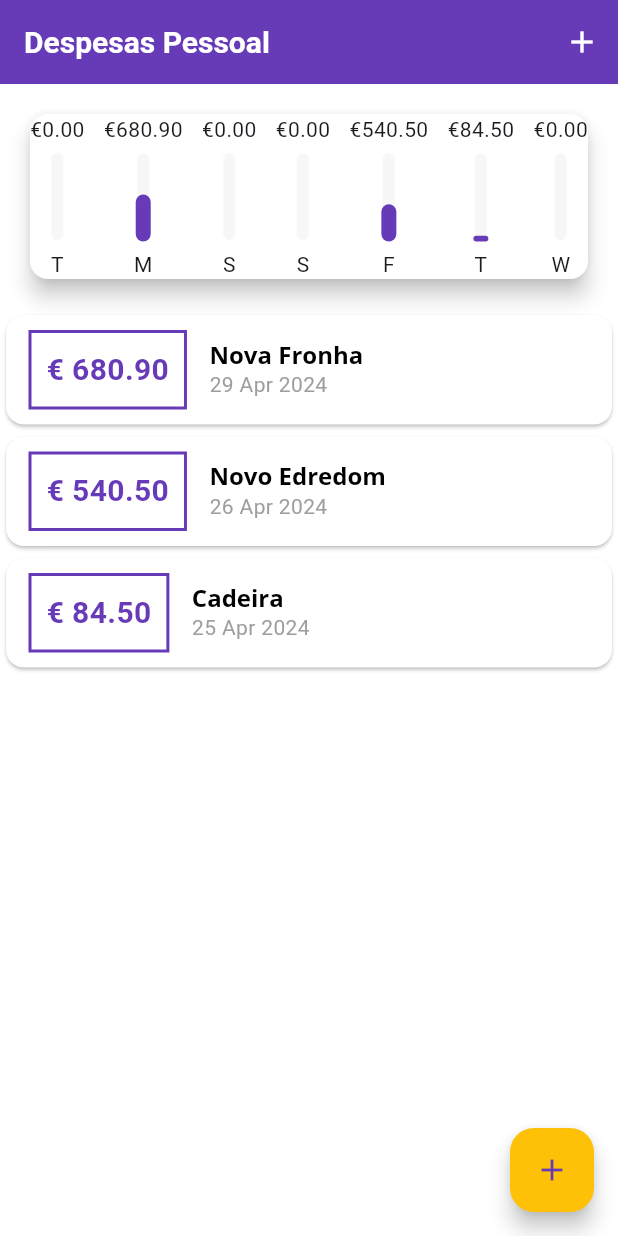
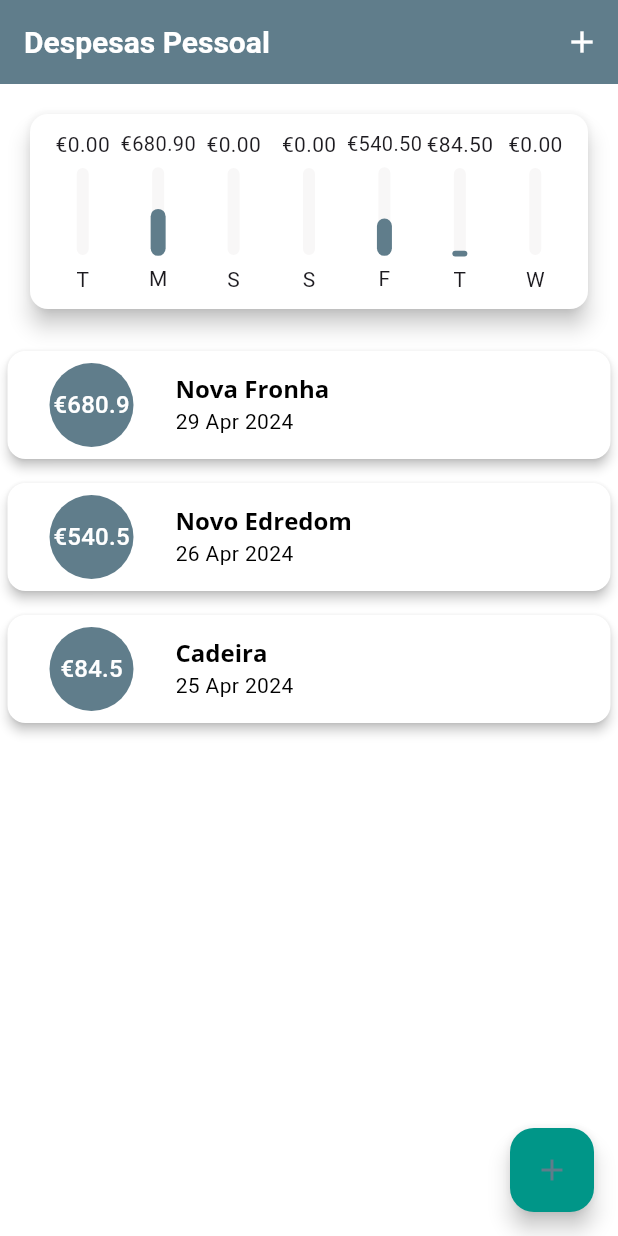
Before and after one commit to mikandadacunha/Despesas, a Flutter app: the screen it shows after launch, on a phone screen of 412 x 824 dp. Run offline on Flutter 3.47's test engine with Material 3 defaults, Android fonts, the phone set to English and light mode, and no system bars.

Commit message:
Atualization of chart, listtile to something more nice

```diff
--- a/lib/components/chart.dart
+++ b/lib/components/chart.dart
@@ -39,16 +39,22 @@ double get _weekTotalValue {
     return Card(
       elevation: 6,
       margin: const EdgeInsets.all(20),
+      child: Padding(
+        padding: const EdgeInsets.all(10),
         child: Row(
           mainAxisAlignment: MainAxisAlignment.spaceBetween,
           children: groupedTransiction.map((tr) {
-          return ChartBar(
+            return Flexible(
+              fit: FlexFit.tight,
+              child: ChartBar(
                   laber: tr['day'].toString(),
                   value: tr['value'] as double,
                   percentage: (tr['value'] as double) / _weekTotalValue
 
+                  ),
             );
           }).toList(),
+        ),
       ),
     );
   }
--- a/lib/components/chart_bar.dart
+++ b/lib/components/chart_bar.dart
@@ -11,38 +11,38 @@ class ChartBar extends StatelessWidget {
   Widget build(BuildContext context) {
     return Column(
       children: [
-        Text('€${value.toStringAsFixed(2)}'),
+        FittedBox(
+          child: Text('€${value.toStringAsFixed(2)}'),
+        ),
         const SizedBox(
           height: 5,
         ),
         Container(
           height: 60,
           width: 10,
-          child:  Stack(
+          child: Stack(
             alignment: Alignment.bottomCenter,
             children: [
-            Container(decoration: BoxDecoration(
-              border: Border.all(
-                color: Colors.white,
-                width: 1.0
-              ),
+              Container(
+                decoration: BoxDecoration(
+                    border: Border.all(color: Colors.white, width: 1.0),
                     color: const Color.fromARGB(253, 248, 247, 247),
-                borderRadius: BorderRadius.circular(5)
-            ),
+                    borderRadius: BorderRadius.circular(5)),
               ),
               FractionallySizedBox(
                 heightFactor: percentage,
-              child: Container(decoration: BoxDecoration(
+                child: Container(
+                  decoration: BoxDecoration(
                       color: Theme.of(context).primaryColor,
-                borderRadius: BorderRadius.circular(5)
-
-              ),),
+                      borderRadius: BorderRadius.circular(5)),
+                ),
               )
-
             ],
           ),
         ),
-        const SizedBox(height: 5,),
+        const SizedBox(
+          height: 5,
+        ),
         Text(laber),
       ],
     );
--- a/lib/components/transaction_list.dart
+++ b/lib/components/transaction_list.dart
@@ -19,9 +19,13 @@ class TransactionList extends StatelessWidget {
                     'Por favor rigista uma transacao',
                     style: Theme.of(context).textTheme.titleLarge,
                   ),
-                  const SizedBox(height: 20,),
-                  Container(height: 200,
-                  child: Image.asset('assets/img/waiting.png'),)
+                  const SizedBox(
+                    height: 20,
+                  ),
+                  Container(
+                    height: 200,
+                    child: Image.asset('assets/img/waiting.png'),
+                  )
                 ],
               )
             : ListView.builder(
@@ -29,50 +33,25 @@ class TransactionList extends StatelessWidget {
                 itemBuilder: (ctx, index) {
                   final tr = transaction[index];
                   return Card(
-                      color: Colors.white,
-                      child: Row(
-                        children: [
-                          /// The style of container of price information
-                          Container(
-                            margin: const EdgeInsets.symmetric(
-                                horizontal: 15, vertical: 10),
-                            decoration: BoxDecoration(
-                                border: Border.all(
-                                    color: Theme.of(context).primaryColor, width: 2)),
-                            padding: const EdgeInsets.all(10),
-
-                            /// Estilo do preco, bordas e cor do texto do preco.
-                            child: Text(
-                              '€ ${tr.value.toStringAsFixed(2)}',
-                              style:  TextStyle(
-                                fontWeight: FontWeight.bold,
-                                fontSize: 20,
-                                color: Theme.of(context).primaryColor,
+                    elevation: 3,
+                    margin: const EdgeInsets.symmetric(horizontal: 5, vertical: 8),
+                    child: ListTile(
+                      leading: CircleAvatar(
+                        radius: 40,
+                        child: Padding(
+                          padding: const EdgeInsets.all(8),
+                          child: FittedBox(child: Text('€${tr.value}')),
                         ),
                       ),
-                          ),
-
-                          ///Column da lista de objectos e gastos feitos
-                          Column(
-                            crossAxisAlignment: CrossAxisAlignment.start,
-                            children: [
-                              Text(
+                      title: Text(
                         tr.title,
                         style: Theme.of(context).textTheme.titleLarge,
-                                // style: const TextStyle(
-                                //     fontSize: 16, fontWeight: FontWeight.bold),
                       ),
-                              Text(
+                      subtitle: Text(
                         DateFormat('d MMM y').format(tr.date),
-                                style: const TextStyle(
-                                    fontSize: 14, color: Colors.grey),
-                              )
-                            ],
-                          )
-
-                          /// Fim da column da lista de objectos
-                        ],
-                      ));
+                      ),
+                    ),
+                  );
                 }));
   }
 }
--- a/lib/main.dart
+++ b/lib/main.dart
@@ -15,10 +15,11 @@ class ExpensiveApp extends StatelessWidget {
   @override
   Widget build(BuildContext context) {
     return MaterialApp(
+      debugShowCheckedModeBanner: false,
       home: const MyHomePage(),
       theme: ThemeData(
         colorScheme: const ColorScheme.light(
-            primary: Colors.deepPurple, secondary: Colors.amber),
+            primary: Colors.blueGrey, secondary: Colors.teal),
         appBarTheme: const AppBarTheme(
             titleTextStyle: TextStyle(
                 color: Colors.white,
```
Lines whose indentation alone changed are shown as unchanged.
